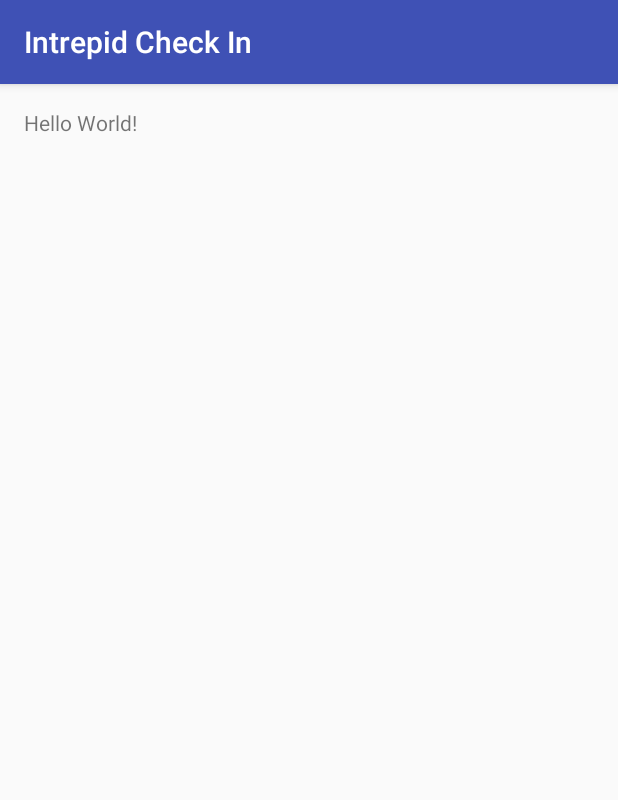
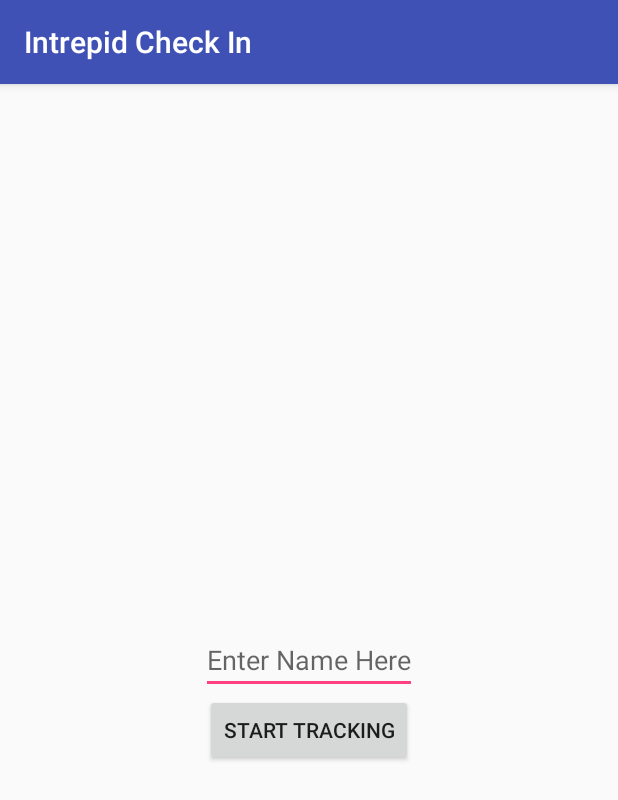
Before and after one commit to memobelt/IntrepidCheckIn, an Android app: the screen it shows after launch (MainActivity), on a phone screen of 412 x 824 dp. Shown: the top 800 px of the screen. Run offline under Robolectric (Android 15) with nearby library versions, the phone set to English and light mode, and no system bars.

Commit message:
Can enter username. Start and stop button.

```diff
--- a/app/build.gradle
+++ b/app/build.gradle
@@ -23,6 +23,7 @@ dependencies {
     compile fileTree(dir: 'libs', include: ['*.jar'])
     testCompile 'junit:junit:4.12'
     compile 'com.android.support:appcompat-v7:23.4.0'
-    compile 'com.google.android.gms:play-services:9.0.2'
+    compile 'com.google.android.gms:play-services-location:9.0.2'
+    compile 'com.squareup.okhttp3:okhttp:3.3.1'
 
 }
--- a/app/src/main/AndroidManifest.xml
+++ b/app/src/main/AndroidManifest.xml
@@ -22,7 +22,11 @@
         <service
             android:name=".LocationService"
             android:enabled="true"
-            android:exported="true"/>
+            android:exported="true" />
+
+        <service
+            android:name=".SlackMessage"
+            android:exported="false"></service>
     </application>
 
 </manifest>
--- a/app/src/main/java/com/intrepid/intrepidcheckin/MainActivity.java
+++ b/app/src/main/java/com/intrepid/intrepidcheckin/MainActivity.java
@@ -5,20 +5,75 @@ import android.app.PendingIntent;
 import android.content.Intent;
 import android.support.v7.app.AppCompatActivity;
 import android.os.Bundle;
+import android.util.Log;
+import android.view.View;
+import android.widget.Button;
+import android.widget.EditText;
 
 import java.util.Calendar;
 
 public class MainActivity extends AppCompatActivity {
 
+    public static final int FIFTEEN_MINUTES = 60 * 1000;
+    private Calendar cal;
+    private Intent locationIntent;
+    private PendingIntent locationPendingIntent;
+    private AlarmManager alarmManager;
+    private EditText etName;
+    private Button btnStartTracking;
+    private Button btnStopTracking;
+
     @Override
     protected void onCreate(Bundle savedInstanceState) {
         super.onCreate(savedInstanceState);
         setContentView(R.layout.activity_main);
-        Calendar cal = Calendar.getInstance();
-        Intent i = new Intent(this, LocationService.class);
-        PendingIntent pi = PendingIntent.getService(this, 0, i, 0);
-        AlarmManager alarmManager = (AlarmManager) getSystemService(ALARM_SERVICE);
+        cal = Calendar.getInstance();
+        locationIntent = new Intent(this, LocationService.class);
+        alarmManager = (AlarmManager) getSystemService(ALARM_SERVICE);
+        etName = (EditText) findViewById(R.id.etName);
+        btnStopTracking = (Button) findViewById(R.id.btnStopTracking);
+        btnStartTracking = (Button) findViewById(R.id.btnStartTracking);
+
+    }
+
+    public void startTracking(View v) {
+        String name = etName.getText().toString();
+        if (!name.isEmpty()) {
+            locationIntent.putExtra(Constants.NAME, name);
+        }
+        locationPendingIntent = PendingIntent.getService(this, 0, locationIntent, 0);
         alarmManager.setInexactRepeating(AlarmManager.RTC_WAKEUP, cal.getTimeInMillis(),
-                 5 * 1000, pi);
+                FIFTEEN_MINUTES, locationPendingIntent);
+        setStopButton();
+    }
+
+    public void stopTracking(View v) {
+        alarmManager.cancel(locationPendingIntent);
+        PendingIntent service = PendingIntent.getService(this, 0, locationIntent, PendingIntent.FLAG_NO_CREATE);
+        if(service!=null){
+            stopService(locationIntent);
+            service.cancel();
+        }
+        setStartButton();
+    }
+
+    public void setStopButton() {
+        btnStartTracking.setVisibility(View.GONE);
+        btnStopTracking.setVisibility(View.VISIBLE);
+    }
+
+    public void setStartButton() {
+        btnStopTracking.setVisibility(View.GONE);
+        btnStartTracking.setVisibility(View.VISIBLE);
+    }
+
+    @Override
+    protected void onResume() {
+        super.onResume();
+        if (PendingIntent.getService(this, 0, locationIntent, PendingIntent.FLAG_NO_CREATE)!= null) {
+            setStopButton();
+        } else {
+            setStartButton();
+        }
     }
 }
--- a/app/src/main/res/layout/activity_main.xml
+++ b/app/src/main/res/layout/activity_main.xml
@@ -9,8 +9,35 @@
     android:paddingTop="@dimen/activity_vertical_margin"
     tools:context="com.intrepid.intrepidcheckin.MainActivity">
 
-    <TextView
+    <EditText
         android:layout_width="wrap_content"
         android:layout_height="wrap_content"
-        android:text="Hello World!" />
+        android:id="@+id/etName"
+        android:layout_centerVertical="true"
+        android:layout_centerHorizontal="true"
+        android:hint="@string/enter_name"/>
+
+    <LinearLayout
+        android:layout_width="wrap_content"
+        android:layout_height="wrap_content"
+        android:layout_below="@+id/etName"
+        android:layout_centerHorizontal="true">
+
+        <Button
+            android:layout_width="wrap_content"
+            android:layout_height="wrap_content"
+            android:text="@string/Start"
+            android:id="@+id/btnStartTracking"
+            android:onClick="startTracking"/>
+
+        <Button
+            android:layout_width="wrap_content"
+            android:layout_height="wrap_content"
+            android:text="@string/Stop"
+            android:id="@+id/btnStopTracking"
+            android:onClick="stopTracking"/>
+
+    </LinearLayout>
+
+
 </RelativeLayout>
--- a/app/src/main/res/values/strings.xml
+++ b/app/src/main/res/values/strings.xml
@@ -2,4 +2,7 @@
     <string name="app_name">Intrepid Check In</string>
     <string name="near_intrepid">You\'re near Intrepid!</string>
     <string name="check_in">Intrepid Check In</string>
+    <string name="enter_name">Enter Name Here</string>
+    <string name="Start">Start Tracking</string>
+    <string name="Stop">Stop Tracking</string>
 </resources>
```
Also changed, not shown: app/src/main/java/com/intrepid/intrepidcheckin/Constants.java (added, +8 -0 lines), app/src/main/java/com/intrepid/intrepidcheckin/LocationService.java (+37 -23 lines), app/src/main/java/com/intrepid/intrepidcheckin/SlackMEssage.java (added, +79 -0 lines).
